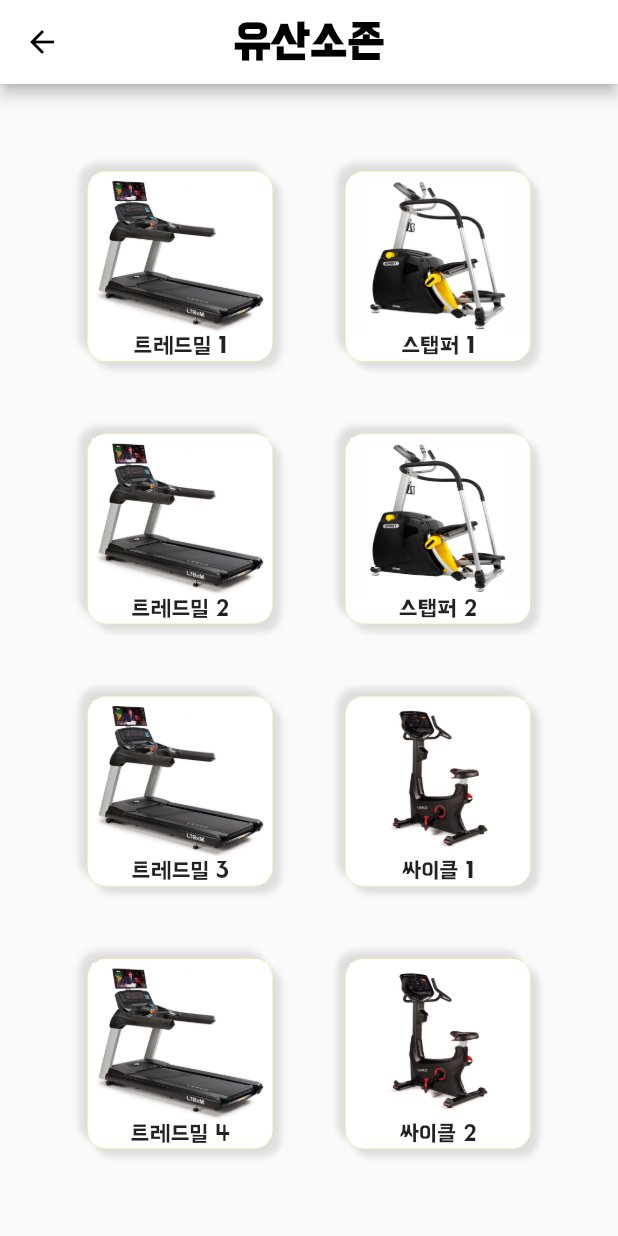
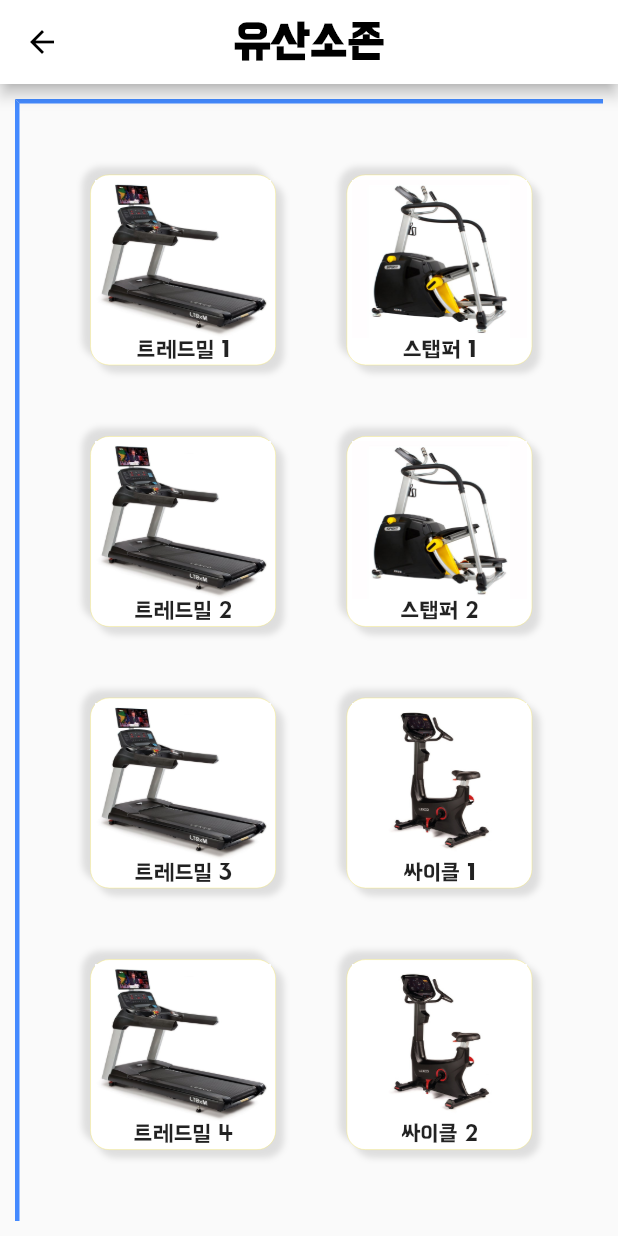
Before and after one commit to whl0526/MoveOut_Application, a Flutter app: the Reservation screen opened directly, after a tap on "유산소 존", on a phone screen of 412 x 824 dp. Run offline on Flutter 3.47's test engine with Material 2 defaults, Android fonts, the phone set to English and light mode, and no system bars; our stand-ins replace convex_bottom_bar, table_calendar, timer_builder; missing offline and left inert: day_night_time_picker, flutter_timetable_view; network calls fail.

Commit message:
change reservation.dart location button add (aerobic,free_weight,middle_weight,squat) window grid

```diff
--- a/lib/view/home.dart
+++ b/lib/view/home.dart
@@ -107,9 +107,9 @@ class home extends StatelessWidget{
                               width: MediaQuery.of(context).size.width * 0.8,
                               height: MediaQuery.of(context).size.height*0.07,
                               decoration: BoxDecoration(
-                                  border:
-                                  Border.all(
-                                      width: 2, color: Colors.black),
+                                  border:Border.all(
+                                      width: 2, color: Colors.black
+                                  ),
                                   color: Colors.yellow.shade300,
                                   borderRadius: BorderRadius.only(
                                       topLeft: Radius.circular(20),
--- a/lib/view/my_info.dart
+++ b/lib/view/my_info.dart
@@ -50,7 +50,7 @@ class _Info extends State<Info> {
               children: <Widget>[
                 Container(
                   margin: EdgeInsets.all(14),
-                  child: Text('내 예약 운동기구지',style: MyTextStyle(size: 20),),
+                  child: Text('내 예약 운동기구',style: MyTextStyle(size: 20),),
                 ),
 
 
--- a/lib/view/reservation.dart
+++ b/lib/view/reservation.dart
@@ -22,7 +22,7 @@ class _Reservation extends State<Reservation> {
     return Scaffold(
       body: Container(
           child:Column(
-            mainAxisAlignment: MainAxisAlignment.spaceEvenly,
+            mainAxisAlignment: MainAxisAlignment.center,
             children: [
               Row(
                     mainAxisAlignment: MainAxisAlignment.spaceEvenly,
@@ -40,19 +40,22 @@ class _Reservation extends State<Reservation> {
                           },
                         child:  buildCategory("images/bench.jpg", "중앙 웨이트 존"),
                       ),
+                      InkWell(
+                        onTap: () async{
+                          final res = await Navigator.push(context,
+                              MaterialPageRoute(builder: (context) => free_weight(space_name:'우측 웨이트 존')));
+                        },
+                        child:  buildCategory("images/deadlift.jpg", "우측 웨이트 존"),
+
+                      ),
                     ],
                   ),
+              SizedBox(height: MediaQuery.of(context).size.height*0.02),
               Row(
-                mainAxisAlignment: MainAxisAlignment.spaceEvenly,
+
+                mainAxisAlignment: MainAxisAlignment.center,
                 children: [
                   InkWell(
-                    onTap: () async{
-                      final res = await Navigator.push(context,
-                          MaterialPageRoute(builder: (context) => free_weight(space_name:'프리웨이트, 머신')));
-                    },
-                    child:  buildCategory("images/deadlift.jpg", "프리웨이트, 머신 존"),
-
-                  ),InkWell(
                     onTap: () async{
                       final res = await Navigator.push(context,
                           MaterialPageRoute(builder: (context) => squat(space_name:'하체')));
@@ -69,7 +72,7 @@ class _Reservation extends State<Reservation> {
 
     Widget buildCategory(String imageUrl, String title) {
       return Container(
-        width: (MediaQuery.of(context).size.width)*0.42,
+        width: (MediaQuery.of(context).size.width)*0.31,
         decoration: BoxDecoration(
           border: Border.all(
               width: 0.2,
--- a/lib/zone/aerobic.dart
+++ b/lib/zone/aerobic.dart
@@ -22,17 +22,25 @@ class _aerobic extends State<aerobic> {
     return Scaffold(
       appBar: CustomAppbar(widget.space_name),
       body:Container(
-        width: MediaQuery.of(context).size.width*1,
+        padding:EdgeInsets.all(10),
+        child: Container(
+            width: MediaQuery.of(context).size.width * 1,
             height: MediaQuery.of(context).size.height * 1,
-          padding:EdgeInsets.all(10),
+            decoration: BoxDecoration(
+              border: Border(
+                top: BorderSide(width: 3, color: Colors.blueAccent),
+                left:  BorderSide(width: 3, color: Colors.blueAccent),
+              ),
+            ),
+              child: Column(
 
-          child: Column(
                 mainAxisAlignment: MainAxisAlignment.spaceEvenly,
                 children: [
                 Row(
                     mainAxisAlignment: MainAxisAlignment.spaceEvenly,
                     children: [
                       Container(
+
                         child: InkWell(
                           onTap: ()async{
                             showDialog(
@@ -141,6 +149,8 @@ class _aerobic extends State<aerobic> {
               ),
             ),
 
+      ),
+
 
 
 
```
Also changed, not shown: lib/zone/free_weight.dart (+12 -3 lines), lib/zone/middle_weight.dart (+9 -1 lines), lib/zone/squat.dart (+12 -3 lines). Lines whose indentation alone changed are shown as unchanged.
